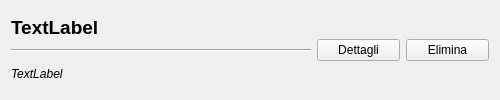
Old version of the form strumentowidget.ui in the repository solosao/StrumentiDecenti-P2.
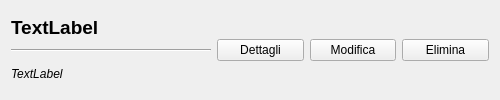
New version of the form.

Patch:
```diff
--- a/strumentowidget.ui
+++ b/strumentowidget.ui
@@ -40,7 +40,7 @@
       <widget class="Line" name="line">
        <property name="minimumSize">
         <size>
-         <width>300</width>
+         <width>200</width>
          <height>0</height>
         </size>
        </property>
@@ -70,6 +70,13 @@
      </property>
     </widget>
    </item>
+   <item>
+    <widget class="QPushButton" name="editPushButton">
+     <property name="text">
+      <string>Modifica</string>
+     </property>
+    </widget>
+   </item>
    <item>
     <widget class="QPushButton" name="deletePushButton">
      <property name="text">
```
